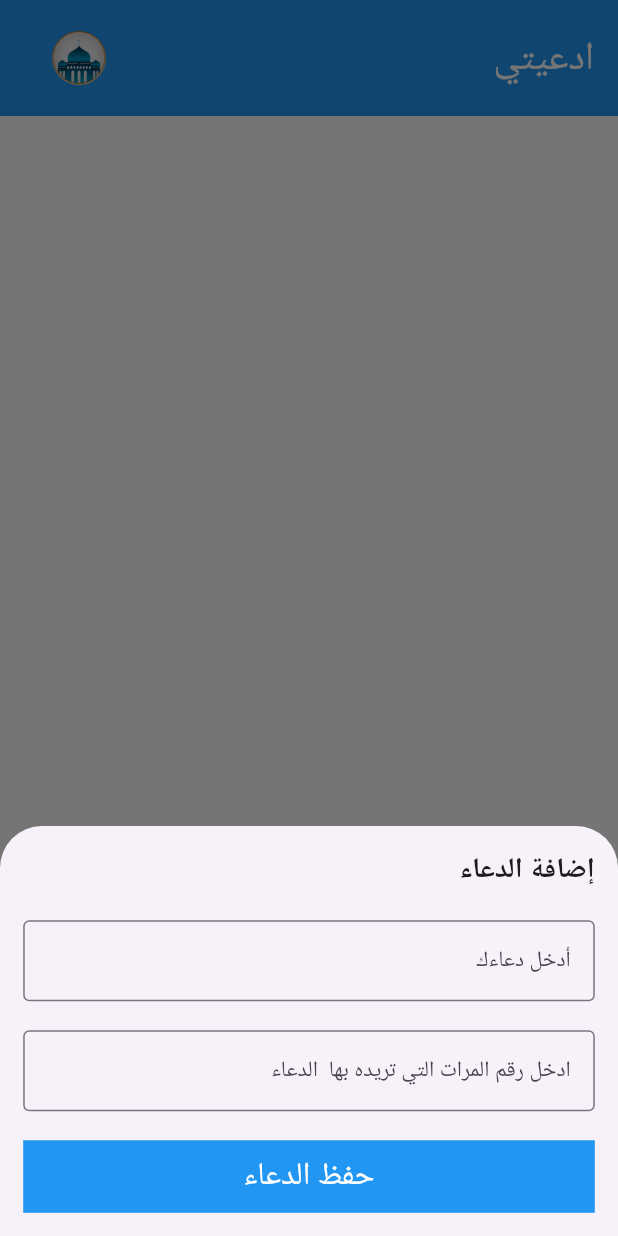
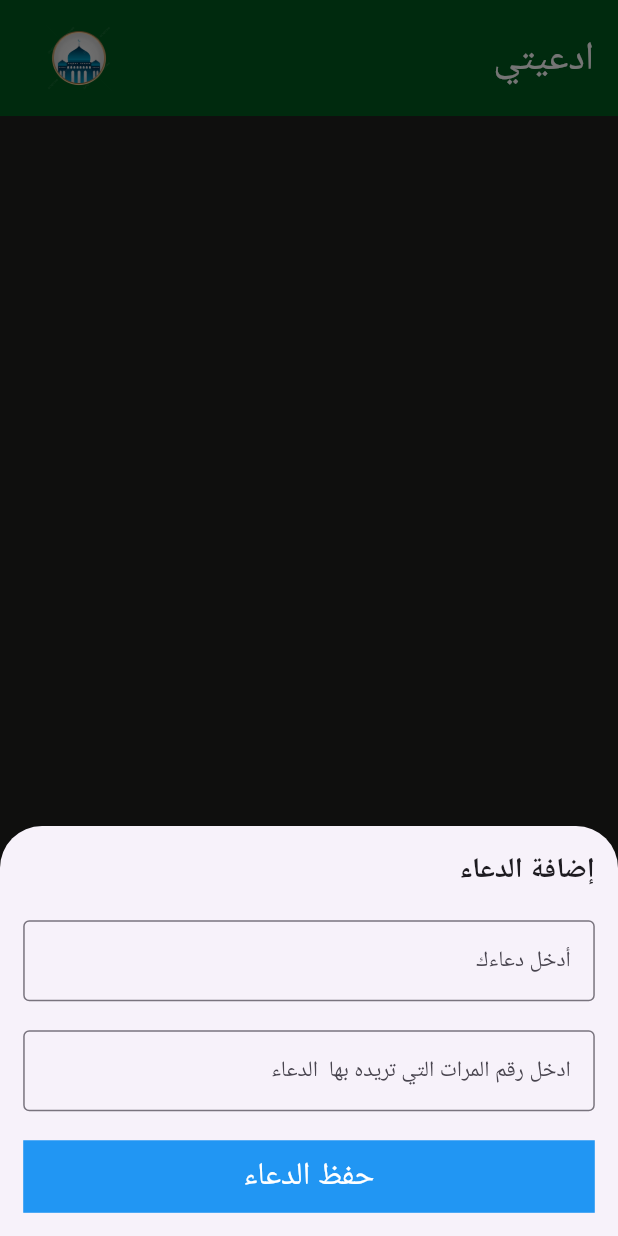
Before and after one commit to OmarMushtaha2020/Supplications-App, a Flutter app: the screen it shows after launch, after a tap on the "add" icon, on a phone screen of 412 x 824 dp. Run offline on Flutter 3.47's test engine with Material 3 defaults, Android fonts, the phone set to English and light mode, and no system bars; our stand-ins replace device_preview, flutter_bloc, flutter_screenutil, shared_preferences, sqflite, syncfusion_flutter_gauges and 1 more; accounts and stored records are empty.

Commit message:
update code

```diff
--- a/lib/main.dart
+++ b/lib/main.dart
@@ -1,5 +1,7 @@
 import 'package:daily_supplications_app/modules/supplications_screen.dart';
 import 'package:daily_supplications_app/shared/cubit/cubit.dart';
+import 'package:daily_supplications_app/shared/cubit/status.dart';
+import 'package:daily_supplications_app/shared/local/shared_preferences.dart';
 import 'package:device_preview/device_preview.dart';
 import 'package:flutter/cupertino.dart';
 import 'package:flutter/material.dart';
@@ -7,20 +9,25 @@ import 'package:flutter_bloc/flutter_bloc.dart';
 import 'package:flutter_localizations/flutter_localizations.dart';
 import 'package:flutter_screenutil/flutter_screenutil.dart';
 
-void main() {
+void main()async {
+  WidgetsFlutterBinding.ensureInitialized();
+  await CacthHelper.inti();
+bool?  themeModeValue= await CacthHelper.get_Data(key: "themeMode")??false;
+print(themeModeValue!);
   runApp(
     DevicePreview(
       enabled: true, // Set to false in production
       builder: (context) => BlocProvider(
-        create: (context) => AppCubit()..createDb(),
-        child: MyApp(),
+        create: (context) => AppCubit()..createDb()..changeValueOfThemeMode(value:themeModeValue ),
+        child: MyApp(themeModeValue),
       ),
     ),
   );
 }
 
 class MyApp extends StatelessWidget {
-  const MyApp({super.key});
+  bool ?value;
+   MyApp(value);
 
   @override
   Widget build(BuildContext context) {
@@ -32,17 +39,23 @@ class MyApp extends StatelessWidget {
           data: MediaQuery.of(context),
 
         );
-        return App();
+        return App(value);
       },
     );
   }
 }
 class App extends StatelessWidget {
-  const App({super.key});
+  bool ?value;
+  App(value);
 
   @override
   Widget build(BuildContext context) {
-    return  MaterialApp(
+    return  BlocConsumer<AppCubit, AppStates>(
+  listener: (context, state) {
+    // TODO: implement listener
+  },
+  builder: (context, state) {
+    return MaterialApp(
       useInheritedMediaQuery: true, // Necessary for DevicePreview
       locale: Locale('ar'),
       builder: DevicePreview.appBuilder,
@@ -99,11 +112,13 @@ class App extends StatelessWidget {
           )
       ),
 
-      themeMode: ThemeMode.light,
+      themeMode: AppCubit.get(context).themeMode?ThemeMode.light:ThemeMode.dark,
 
 
       debugShowCheckedModeBanner: false,
       home: SupplicationsScreen(),
     );
+  },
+);
   }
 }
--- a/lib/modules/prayer_screen.dart
+++ b/lib/modules/prayer_screen.dart
@@ -29,6 +29,7 @@ class PrayerScreen extends StatelessWidget {
             actions: [
               IconButton(
               onPressed: () {
+                AppCubit.get(context).changeValueOfThemeMode();
         },
             icon: Icon(
               Icons.nightlight_round,
--- a/lib/shared/cubit/cubit.dart
+++ b/lib/shared/cubit/cubit.dart
@@ -1,4 +1,5 @@
 import 'package:daily_supplications_app/shared/cubit/status.dart';
+import 'package:daily_supplications_app/shared/local/shared_preferences.dart';
 import 'package:flutter_bloc/flutter_bloc.dart';
 import 'package:sqflite/sqflite.dart';
 import 'package:vibration/vibration.dart';
@@ -10,7 +11,35 @@ class AppCubit extends Cubit<AppStates> {
   int sum = 0;
   double number = 0;
   bool isClick = false;
+  bool themeMode=false;
 
+  // void change_theme({bool? value}) {
+  //   if (value != null) {
+  //     isDark = value;
+  //   } else {
+  //     isDark = !isDark;
+  //     Cacth_Helper.putBoolean('isDark', isDark).then((value) {});
+  //   }
+  //   emit(Change_Theme());
+  // }
+
+  Future<void> changeValueOfThemeMode({bool? value}) async {
+    if (value != null) {
+      themeMode = value;
+
+    }else{
+      themeMode=!themeMode;
+
+       CacthHelper.putBoolean(  'themeMode', themeMode);
+    bool ?getValue=  CacthHelper.get_Data(key: 'themeMode');
+      print(themeMode);
+      print("getValue$getValue");
+
+    }
+
+
+    emit(ChangeValueOfThemeMode());
+  }
   Future<void> changeValueOfClick(bool value) async {
     isClick = value;
     emit(ChangeValueOfClick());
--- a/lib/shared/cubit/status.dart
+++ b/lib/shared/cubit/status.dart
@@ -9,3 +9,4 @@ class DeleteElement extends AppStates{}
 class ChangeValueNumber extends  AppStates{}
 class UpdateSupplication extends AppStates{}
 class ChangeValueOfClick extends AppStates{}
+class ChangeValueOfThemeMode extends AppStates{}
--- /dev/null
+++ b/lib/shared/local/shared_preferences.dart
@@ -0,0 +1,24 @@
+import 'package:shared_preferences/shared_preferences.dart';
+
+class CacthHelper {
+  static SharedPreferences? sharedPreferences;
+
+  static inti() async {
+    sharedPreferences = await SharedPreferences.getInstance();
+  }
+
+Future<void> putData({required String key, required bool value}) async {
+await sharedPreferences!.setBool(key, value);
+  }
+
+  static Future<bool> putBoolean(String key, bool value) async {
+    return sharedPreferences!.setBool(key, value);
+  }
+  static dynamic get_Data({required String key}) {
+    return sharedPreferences?.getBool(key);
+  }
+
+  static Future<bool> Clear(String key) async {
+    return await sharedPreferences!.remove(key);
+  }
+}
--- a/pubspec.yaml
+++ b/pubspec.yaml
@@ -44,6 +44,7 @@ dependencies:
   auto_size_text: ^3.0.0
   flutter_screenutil: ^5.9.3
   device_preview:
+  shared_preferences: ^2.2.3
 
 dev_dependencies:
   flutter_test:
```
Also changed, not shown: pubspec.lock, 1 other file.
